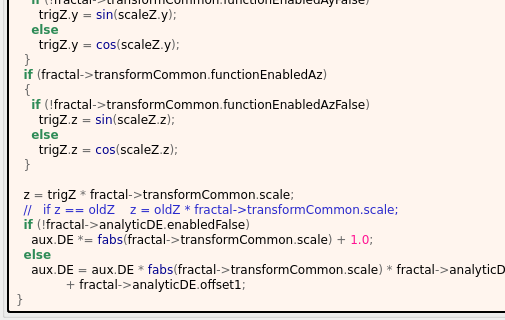
The window that mandelbulber2/formula/ui/transf_sin_or_cos.ui (buddhi1980/mandelbulber2) describes before a commit, drawn with Qt 5; both pictures show x 0 to 505 and y 562 to 882 of the 862 by 882 pixel window.
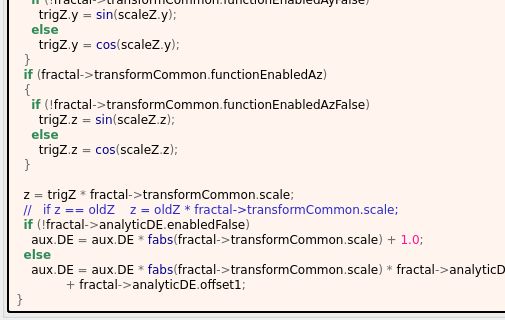
The same window after the commit. Custom widgets are drawn as their Qt base class.

Commit message: Run populate... and CodyStyleScheck php scrips

Patch:
```diff
--- a/mandelbulber2/formula/ui/transf_sin_or_cos.ui
+++ b/mandelbulber2/formula/ui/transf_sin_or_cos.ui
@@ -425,7 +425,7 @@
   z &lt;span style=&quot;color:#676767&quot;&gt;=&lt;/span&gt; trigZ &lt;span style=&quot;color:#676767&quot;&gt;*&lt;/span&gt; fractal&lt;span style=&quot;color:#676767&quot;&gt;-&amp;gt;&lt;/span&gt;transformCommon&lt;span style=&quot;color:#676767&quot;&gt;.&lt;/span&gt;scale&lt;span style=&quot;color:#676767&quot;&gt;;&lt;/span&gt;
   &lt;span style=&quot;color:#2929cc&quot;&gt;//   if z == oldZ    z = oldZ * fractal-&amp;gt;transformCommon.scale;&lt;/span&gt;
   &lt;span style=&quot;color:#2e8b57; font-weight:bold&quot;&gt;if&lt;/span&gt; &lt;span style=&quot;color:#676767&quot;&gt;(!&lt;/span&gt;fractal&lt;span style=&quot;color:#676767&quot;&gt;-&amp;gt;&lt;/span&gt;analyticDE&lt;span style=&quot;color:#676767&quot;&gt;.&lt;/span&gt;enabledFalse&lt;span style=&quot;color:#676767&quot;&gt;)&lt;/span&gt;
-    aux&lt;span style=&quot;color:#676767&quot;&gt;.&lt;/span&gt;DE &lt;span style=&quot;color:#676767&quot;&gt;*=&lt;/span&gt; &lt;span style=&quot;color:#00008f&quot;&gt;fabs&lt;/span&gt;&lt;span style=&quot;color:#676767&quot;&gt;(&lt;/span&gt;fractal&lt;span style=&quot;color:#676767&quot;&gt;-&amp;gt;&lt;/span&gt;transformCommon&lt;span style=&quot;color:#676767&quot;&gt;.&lt;/span&gt;scale&lt;span style=&quot;color:#676767&quot;&gt;) +&lt;/span&gt; &lt;span style=&quot;color:#ff1493&quot;&gt;1.0&lt;/span&gt;&lt;span style=&quot;color:#676767&quot;&gt;;&lt;/span&gt;
+    aux&lt;span style=&quot;color:#676767&quot;&gt;.&lt;/span&gt;DE &lt;span style=&quot;color:#676767&quot;&gt;=&lt;/span&gt; aux&lt;span style=&quot;color:#676767&quot;&gt;.&lt;/span&gt;DE &lt;span style=&quot;color:#676767&quot;&gt;*&lt;/span&gt; &lt;span style=&quot;color:#00008f&quot;&gt;fabs&lt;/span&gt;&lt;span style=&quot;color:#676767&quot;&gt;(&lt;/span&gt;fractal&lt;span style=&quot;color:#676767&quot;&gt;-&amp;gt;&lt;/span&gt;transformCommon&lt;span style=&quot;color:#676767&quot;&gt;.&lt;/span&gt;scale&lt;span style=&quot;color:#676767&quot;&gt;) +&lt;/span&gt; &lt;span style=&quot;color:#ff1493&quot;&gt;1.0&lt;/span&gt;&lt;span style=&quot;color:#676767&quot;&gt;;&lt;/span&gt;
   &lt;span style=&quot;color:#2e8b57; font-weight:bold&quot;&gt;else&lt;/span&gt;
     aux&lt;span style=&quot;color:#676767&quot;&gt;.&lt;/span&gt;DE &lt;span style=&quot;color:#676767&quot;&gt;=&lt;/span&gt; aux&lt;span style=&quot;color:#676767&quot;&gt;.&lt;/span&gt;DE &lt;span style=&quot;color:#676767&quot;&gt;*&lt;/span&gt; &lt;span style=&quot;color:#00008f&quot;&gt;fabs&lt;/span&gt;&lt;span style=&quot;color:#676767&quot;&gt;(&lt;/span&gt;fractal&lt;span style=&quot;color:#676767&quot;&gt;-&amp;gt;&lt;/span&gt;transformCommon&lt;span style=&quot;color:#676767&quot;&gt;.&lt;/span&gt;scale&lt;span style=&quot;color:#676767&quot;&gt;) *&lt;/span&gt; fractal&lt;span style=&quot;color:#676767&quot;&gt;-&amp;gt;&lt;/span&gt;analyticDE&lt;span style=&quot;color:#676767&quot;&gt;.&lt;/span&gt;scale1
              &lt;span style=&quot;color:#676767&quot;&gt;+&lt;/span&gt; fractal&lt;span style=&quot;color:#676767&quot;&gt;-&amp;gt;&lt;/span&gt;analyticDE&lt;span style=&quot;color:#676767&quot;&gt;.&lt;/span&gt;offset1&lt;span style=&quot;color:#676767&quot;&gt;;&lt;/span&gt;
```
The commit also changes 134 other files.
